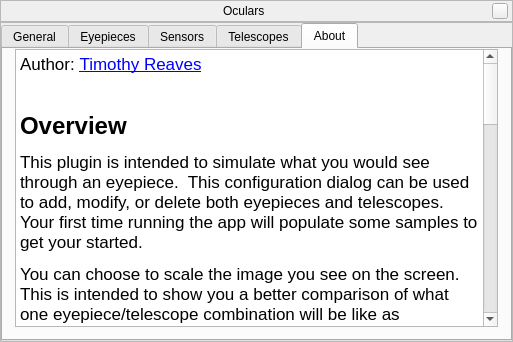
Above: plugins/Oculars/src/gui/ocularDialog.ui from 519984307/stellarium_src before the change. Below: the same form after it.
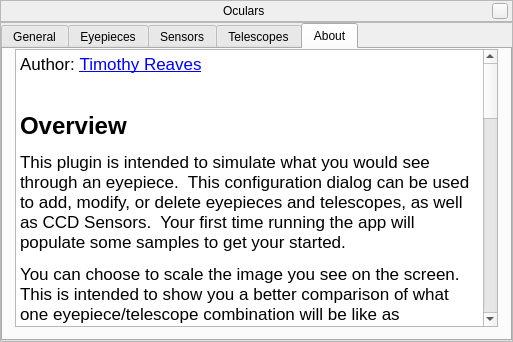
That is the form after the change. The open tabs and pages were chosen to show the change. Custom widgets are drawn as their Qt base class.

Commit message: Oculars: changed the drawing of the Telrad finder from StelPainter to direct GL, as I can not seem to modify line width.

```diff
--- a/plugins/Oculars/src/gui/ocularDialog.ui
+++ b/plugins/Oculars/src/gui/ocularDialog.ui
@@ -1223,9 +1223,10 @@
 &lt;p style=&quot; margin-top:0px; margin-bottom:0px; margin-left:0px; margin-right:0px; -qt-block-indent:0; text-indent:0px;&quot;&gt;Author: &lt;a href=&quot;treaves@silverfieldstech.com&quot;&gt;&lt;span style=&quot; text-decoration: underline; color:#0000ff;&quot;&gt;Timothy Reaves&lt;/span&gt;&lt;/a&gt;&lt;/p&gt;
 &lt;p style=&quot;-qt-paragraph-type:empty; margin-top:0px; margin-bottom:0px; margin-left:0px; margin-right:0px; -qt-block-indent:0; text-indent:0px;&quot;&gt;&lt;/p&gt;
 &lt;p style=&quot; margin-top:18px; margin-bottom:12px; margin-left:0px; margin-right:0px; -qt-block-indent:0; text-indent:0px;&quot;&gt;&lt;span style=&quot; font-size:xx-large; font-weight:600;&quot;&gt;Overview&lt;/span&gt;&lt;/p&gt;
-&lt;p style=&quot; margin-top:12px; margin-bottom:12px; margin-left:0px; margin-right:0px; -qt-block-indent:0; text-indent:0px;&quot;&gt;This plugin is intended to simulate what you would see through an eyepiece.  This configuration dialog can be used to add, modify, or delete both eyepieces and telescopes.  Your first time running the app will populate some samples to get your started.&lt;/p&gt;
+&lt;p style=&quot; margin-top:12px; margin-bottom:12px; margin-left:0px; margin-right:0px; -qt-block-indent:0; text-indent:0px;&quot;&gt;This plugin is intended to simulate what you would see through an eyepiece.  This configuration dialog can be used to add, modify, or delete eyepieces and telescopes, as well as CCD Sensors.  Your first time running the app will populate some samples to get your started.&lt;/p&gt;
 &lt;p style=&quot; margin-top:12px; margin-bottom:12px; margin-left:0px; margin-right:0px; -qt-block-indent:0; text-indent:0px;&quot;&gt;You can choose to scale the image you see on the screen.  This is intended to show you a better comparison of what one eyepiece/telescope combination will be like as compared to another.  The same eyepiece in two different telescopes of differing focal length will produce two different exit circles, changing the view someone.  The trade-off of this is that, with the image scaled, a good deal of the screen can be wasted.  Therefor I recommend that you leave it off, unless you feel you have a need of it.&lt;/p&gt;
-&lt;p style=&quot; margin-top:12px; margin-bottom:12px; margin-left:0px; margin-right:0px; -qt-block-indent:0; text-indent:0px;&quot;&gt;You can toggle a reticle in the view.  Ideally, I wanted this to be aligned to North.  I've been unable to do so.  So currently it aligns to the top of the screen.&lt;/p&gt;
+&lt;p style=&quot; margin-top:12px; margin-bottom:12px; margin-left:0px; margin-right:0px; -qt-block-indent:0; text-indent:0px;&quot;&gt;You can toggle a crosshair in the view.  Ideally, I wanted this to be aligned to North.  I've been unable to do so.  So currently it aligns to the top of the screen.&lt;/p&gt;
+&lt;p style=&quot; margin-top:12px; margin-bottom:12px; margin-left:0px; margin-right:0px; -qt-block-indent:0; text-indent:0px;&quot;&gt;You can toggle a Telrad finder; this can only be done when you have not turned on the Ocular view.  This feature draws three concentric circles of 0.5°, 2.0°, and 4.0°, helping you see what you would expect to see with the naked eye through the Telrad (or similar) finder.&lt;/p&gt;
 &lt;p style=&quot; margin-top:12px; margin-bottom:12px; margin-left:0px; margin-right:0px; -qt-block-indent:0; text-indent:0px;&quot;&gt;If you find any issues, please let me know.  Enjoy!&lt;/p&gt;
 &lt;p style=&quot; margin-top:18px; margin-bottom:12px; margin-left:0px; margin-right:0px; -qt-block-indent:0; text-indent:0px;&quot;&gt;&lt;span style=&quot; font-size:xx-large; font-weight:600;&quot;&gt;Hot Keys&lt;/span&gt;&lt;/p&gt;
 &lt;p style=&quot; margin-top:12px; margin-bottom:12px; margin-left:0px; margin-right:0px; -qt-block-indent:0; text-indent:0px;&quot;&gt;There are several keys that allow you to use the features of this plugin.  If you are not a Mac user, replace the &lt;span style=&quot; font-style:italic;&quot;&gt;Command&lt;/span&gt; key with the &lt;span style=&quot; font-style:italic;&quot;&gt;CTRL&lt;/span&gt; key.&lt;/p&gt;
```
Left out of the diff: 2 changed lines with no effect on the pictures. The commit also changes 1 other file.
